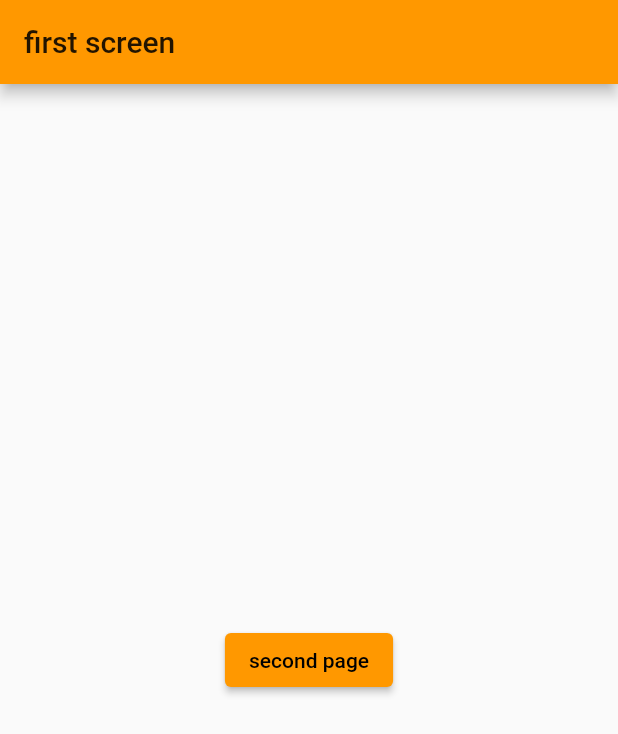
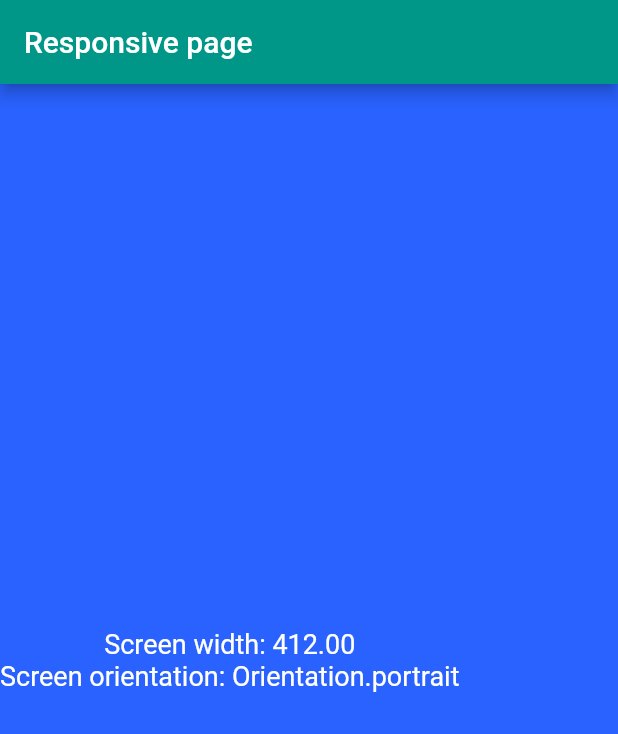
Before and after one commit to bagih/flutter_dico, a Flutter app: the screen it shows after launch, on a phone screen of 412 x 824 dp. Shown: the top 734 px of the screen. Run offline on Flutter 3.47's test engine with Material 2 defaults, Android fonts, the phone set to English and light mode, and no system bars.

Commit message:
add responsive_page.dart

```diff
--- a/lib/main.dart
+++ b/lib/main.dart
@@ -1,6 +1,7 @@
 import 'package:flutter/material.dart';
 // import 'package:flutter_dico/expandedflexible.dart';
-import 'package:flutter_dico/navigation.dart';
+// import 'package:flutter_dico/navigation.dart';
+import 'package:flutter_dico/responsive_page.dart';
 // import 'package:flutter_dico/codelab1.dart';
 // import 'package:flutter_dico/listview_page.dart';
 // import 'package:flutter_dico/image.dart';
@@ -21,7 +22,7 @@ class MyApp extends StatelessWidget {
       debugShowCheckedModeBanner: false,
       theme: ThemeData(primarySwatch: Colors.teal),
       title: "Dico Train",
-      home: NavigationPage(),
+      home: ResponsivePage(),
     );
   }
 }
--- /dev/null
+++ b/lib/responsive_page.dart
@@ -0,0 +1,36 @@
+import 'package:flutter/material.dart';
+
+class ResponsivePage extends StatelessWidget {
+  // const ResponsivePage({Key? key}) : super(key: key);
+
+  @override
+  Widget build(BuildContext context) {
+    Size screenSize = MediaQuery.of(context).size;
+    Orientation orientation = MediaQuery.of(context).orientation;
+
+    return Scaffold(
+      appBar: AppBar(
+        title: Text('Responsive page'),
+      ),
+      backgroundColor: Colors.blueAccent.shade700,
+      body: Column(
+          mainAxisAlignment: MainAxisAlignment.center,
+          crossAxisAlignment: CrossAxisAlignment.center,
+          children: [
+            Text(
+              'Screen width: ${screenSize.width.toStringAsFixed(2)}',
+              style: TextStyle(
+                color: Colors.white,
+                fontSize: 18,
+              ),
+              textAlign: TextAlign.center,
+            ),
+            Text(
+              'Screen orientation: $orientation',
+              style: TextStyle(color: Colors.white, fontSize: 18),
+              textAlign: TextAlign.center,
+            )
+          ]),
+    );
+  }
+}
```
